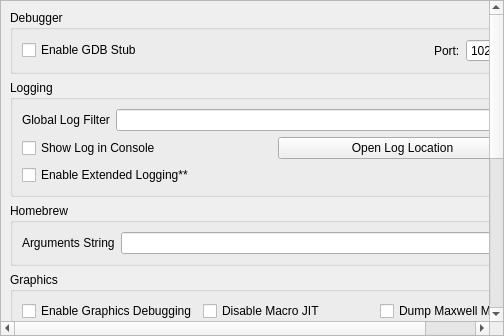
First picture: the form in src/yuzu/configuration/configure_debug.ui, repository Kryptuq/Yuzu-Early-Access-files, before the edit.
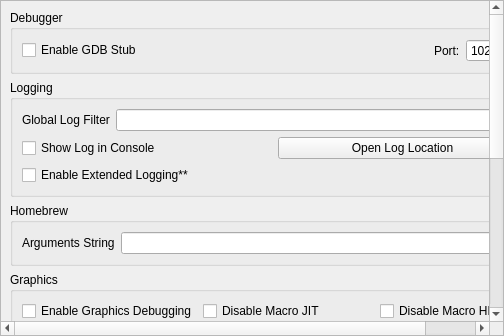
Second picture: the form after the edit.

What changed in the file:
```diff
--- a/src/yuzu/configuration/configure_debug.ui
+++ b/src/yuzu/configuration/configure_debug.ui
@@ -176,7 +176,7 @@
         </property>
        </widget>
       </item>
-      <item row="0" column="2">
+      <item row="1" column="2">
        <widget class="QCheckBox" name="dump_macros">
         <property name="enabled">
          <bool>true</bool>
@@ -202,6 +202,19 @@
         </property>
        </widget>
       </item>
+      <item row="0" column="2">
+       <widget class="QCheckBox" name="disable_macro_hle">
+        <property name="enabled">
+         <bool>true</bool>
+        </property>
+        <property name="toolTip">
+         <string>When checked, it disables the macro HLE functions. Enabling this makes games run slower</string>
+        </property>
+        <property name="text">
+         <string>Disable Macro HLE</string>
+        </property>
+       </widget>
+      </item>
       <item row="1" column="0">
        <widget class="QCheckBox" name="enable_shader_feedback">
         <property name="toolTip">
```
